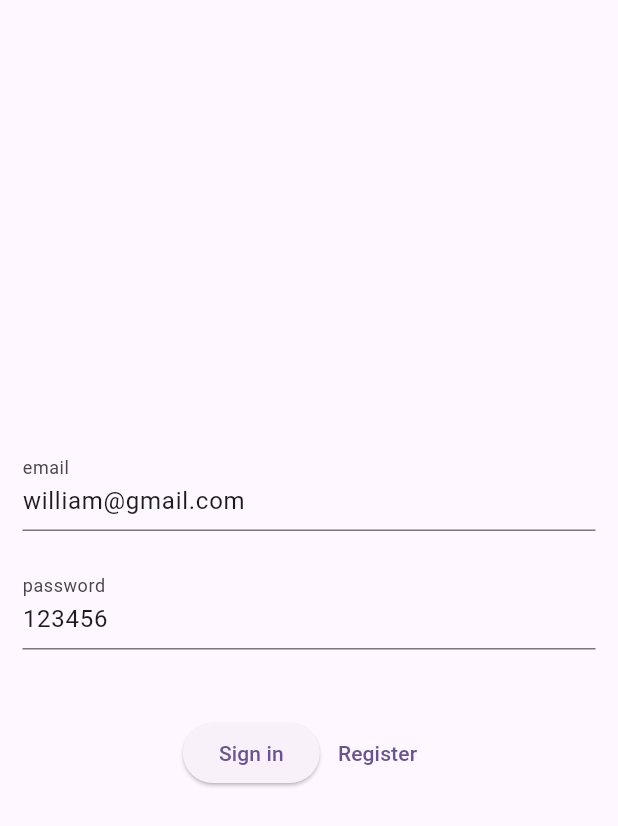
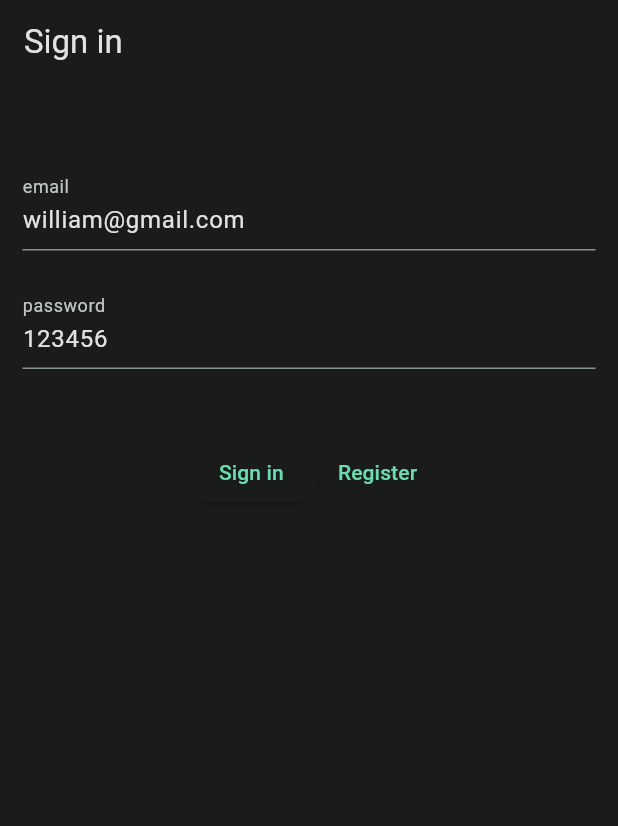
Before and after one commit to WillACosta/flutter_firebase_app, a Flutter app: the screen it shows after launch, on a phone screen of 412 x 824 dp. Shown: the top 826 px of the screen. Run offline on Flutter 3.47's test engine with Material 3 defaults, Android fonts, the phone set to English and light mode, and no system bars; our stand-ins replace cloud_firestore, firebase_auth, firebase_core, get_it, result_dart; accounts and stored records are empty.

Commit message:
feat(ui): implement color scheme and improve auth views

```diff
--- a/lib/app.dart
+++ b/lib/app.dart
@@ -10,10 +10,9 @@ class App extends StatelessWidget {
     return MaterialApp(
       title: 'Firebase Demo App',
       debugShowCheckedModeBanner: false,
-      theme: ThemeData(
-        colorScheme: ColorScheme.fromSeed(seedColor: Colors.deepPurple),
-        useMaterial3: true,
-      ),
+      themeMode: ThemeMode.dark,
+      theme: ThemeData(useMaterial3: true, colorScheme: lightColorScheme),
+      darkTheme: ThemeData(useMaterial3: true, colorScheme: darkColorScheme),
       initialRoute: '/',
       routes: {
         '/': (context) => const SplashView(),
--- a/lib/presentation/presentation.dart
+++ b/lib/presentation/presentation.dart
@@ -1,4 +1,2 @@
-export 'auth/auth.dart';
-export 'home/home.dart';
-export 'register/register.dart';
-export 'splash/splash.dart';
+export 'theme/color_schemes.dart';
+export 'views/views.dart';
--- /dev/null
+++ b/lib/presentation/theme/color_schemes.dart
@@ -0,0 +1,69 @@
+import 'package:flutter/material.dart';
+
+const lightColorScheme = ColorScheme(
+  brightness: Brightness.light,
+  primary: Color(0xFF006C4E),
+  onPrimary: Color(0xFFFFFFFF),
+  primaryContainer: Color(0xFF87F8C9),
+  onPrimaryContainer: Color(0xFF002115),
+  secondary: Color(0xFF4C6358),
+  onSecondary: Color(0xFFFFFFFF),
+  secondaryContainer: Color(0xFFCFE9DA),
+  onSecondaryContainer: Color(0xFF092017),
+  tertiary: Color(0xFF3E6374),
+  onTertiary: Color(0xFFFFFFFF),
+  tertiaryContainer: Color(0xFFC1E8FC),
+  onTertiaryContainer: Color(0xFF001F2A),
+  error: Color(0xFFBA1A1A),
+  errorContainer: Color(0xFFFFDAD6),
+  onError: Color(0xFFFFFFFF),
+  onErrorContainer: Color(0xFF410002),
+  background: Color(0xFFFBFDF9),
+  onBackground: Color(0xFF191C1A),
+  surface: Color(0xFFFBFDF9),
+  onSurface: Color(0xFF191C1A),
+  surfaceVariant: Color(0xFFDBE5DE),
+  onSurfaceVariant: Color(0xFF404944),
+  outline: Color(0xFF707973),
+  onInverseSurface: Color(0xFFEFF1ED),
+  inverseSurface: Color(0xFF2E312F),
+  inversePrimary: Color(0xFF69DBAE),
+  shadow: Color(0xFF000000),
+  surfaceTint: Color(0xFF006C4E),
+  outlineVariant: Color(0xFFBFC9C2),
+  scrim: Color(0xFF000000),
+);
+
+const darkColorScheme = ColorScheme(
+  brightness: Brightness.dark,
+  primary: Color(0xFF69DBAE),
+  onPrimary: Color(0xFF003827),
+  primaryContainer: Color(0xFF00513A),
+  onPrimaryContainer: Color(0xFF87F8C9),
+  secondary: Color(0xFFB3CCBE),
+  onSecondary: Color(0xFF1F352B),
+  secondaryContainer: Color(0xFF354B41),
+  onSecondaryContainer: Color(0xFFCFE9DA),
+  tertiary: Color(0xFFA6CCDF),
+  onTertiary: Color(0xFF083544),
+  tertiaryContainer: Color(0xFF254B5B),
+  onTertiaryContainer: Color(0xFFC1E8FC),
+  error: Color(0xFFFFB4AB),
+  errorContainer: Color(0xFF93000A),
+  onError: Color(0xFF690005),
+  onErrorContainer: Color(0xFFFFDAD6),
+  background: Color(0xFF191C1A),
+  onBackground: Color(0xFFE1E3DF),
+  surface: Color(0xFF191C1A),
+  onSurface: Color(0xFFE1E3DF),
+  surfaceVariant: Color(0xFF404944),
+  onSurfaceVariant: Color(0xFFBFC9C2),
+  outline: Color(0xFF89938D),
+  onInverseSurface: Color(0xFF191C1A),
+  inverseSurface: Color(0xFFE1E3DF),
+  inversePrimary: Color(0xFF006C4E),
+  shadow: Color(0xFF000000),
+  surfaceTint: Color(0xFF69DBAE),
+  outlineVariant: Color(0xFF404944),
+  scrim: Color(0xFF000000),
+);
--- a/lib/presentation/auth/sign_in_view.dart
+++ b/lib/presentation/views/auth/sign_in_view.dart
@@ -52,15 +52,19 @@ class _SignInViewState extends State<SignInView> {
   @override
   Widget build(BuildContext context) {
     return Scaffold(
+      appBar: AppBar(
+        centerTitle: false,
+        automaticallyImplyLeading: false,
+        title: const Text('Sign in'),
+      ),
       body: SafeArea(
         child: Padding(
           padding: const EdgeInsets.all(15),
           child: Form(
             key: formKey,
             child: Column(
-              crossAxisAlignment: CrossAxisAlignment.center,
-              mainAxisAlignment: MainAxisAlignment.center,
               children: [
+                const SizedBox(height: 40),
                 TextFormField(
                   initialValue: vm.email,
                   onSaved: vm.setEmail,
--- a/lib/presentation/home/home_viewmodel.dart
+++ b/lib/presentation/views/home/home_viewmodel.dart
@@ -1,4 +1,4 @@
-import '../../features/authentication/authentication.dart';
+import '../../../features/authentication/authentication.dart';
 
 class HomeViewModel {
   final AuthenticationRepository _authRepository;
--- a/lib/presentation/splash/splash_viewmodel.dart
+++ b/lib/presentation/views/splash/splash_viewmodel.dart
@@ -1,6 +1,6 @@
 import 'package:flutter/widgets.dart';
 
-import '../../features/authentication/authentication.dart';
+import '../../../features/authentication/authentication.dart';
 
 class SplashViewModel {
   final AuthenticationRepository _authRepository;
--- /dev/null
+++ b/lib/presentation/views/views.dart
@@ -0,0 +1,4 @@
+export 'auth/auth.dart';
+export 'home/home.dart';
+export 'register/register.dart';
+export 'splash/splash.dart';
```
Also changed, not shown: lib/presentation/views/auth/sign_in_viewmodel.dart (renamed from lib/presentation/register/register_viewmodel.dart, +8 -8 lines), lib/presentation/views/home/home_view.dart (renamed from lib/presentation/home/home_view.dart, +12 -4 lines), lib/presentation/views/register/register_view.dart (renamed from lib/presentation/register/register_view.dart, +6 -2 lines), lib/presentation/views/register/register_viewmodel.dart (renamed from lib/presentation/auth/sign_in_viewmodel.dart, +8 -8 lines), lib/presentation/views/auth/auth.dart (renamed from lib/presentation/auth/auth.dart), lib/presentation/views/chat/chat.dart (renamed from lib/presentation/chat/chat.dart), lib/presentation/views/home/home.dart (renamed from lib/presentation/home/home.dart), lib/presentation/views/register/register.dart (renamed from lib/presentation/register/register.dart), lib/presentation/views/splash/splash.dart (renamed from lib/presentation/splash/splash.dart), lib/presentation/views/splash/splash_view.dart (renamed from lib/presentation/splash/splash_view.dart).
